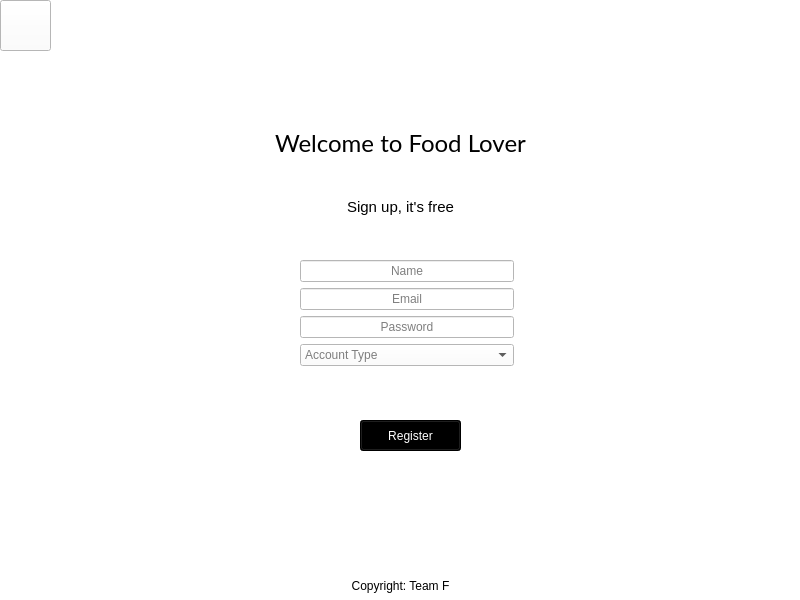
Old version of the form register_window.ui in the repository jonnyjm/Food_Lover_Ultimate.
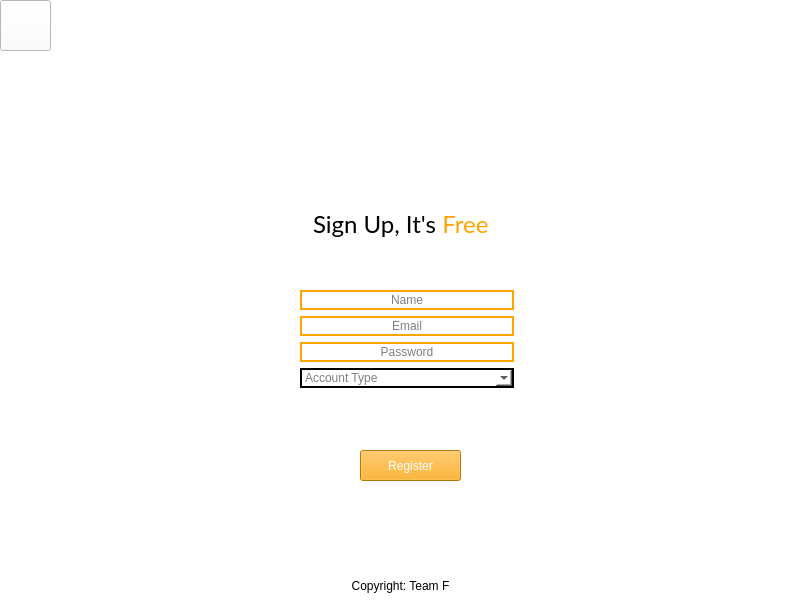
New version of the form. Icons and pictures are not drawn.

Diff of the .ui file:
```diff
--- a/register_window.ui
+++ b/register_window.ui
@@ -30,7 +30,7 @@
       <x>0</x>
       <y>50</y>
       <width>801</width>
-      <height>186</height>
+      <height>230</height>
      </rect>
     </property>
     <layout class="QVBoxLayout" name="verticalLayout">
@@ -57,7 +57,22 @@
       </widget>
      </item>
      <item>
-      <widget class="QLabel" name="label_2">
+      <layout class="QHBoxLayout" name="horizontalLayout">
+       <item>
+        <spacer name="horizontalSpacer">
+         <property name="orientation">
+          <enum>Qt::Horizontal</enum>
+         </property>
+         <property name="sizeHint" stdset="0">
+          <size>
+           <width>40</width>
+           <height>20</height>
+          </size>
+         </property>
+        </spacer>
+       </item>
+       <item>
+        <widget class="QLabel" name="label_7">
        <property name="font">
         <font>
          <family>Lato</family>
@@ -65,7 +80,7 @@
         </font>
        </property>
        <property name="text">
-        <string>Welcome to Food Lover</string>
+          <string>Sign Up, It's</string>
        </property>
        <property name="alignment">
         <set>Qt::AlignCenter</set>
@@ -73,19 +88,43 @@
       </widget>
      </item>
      <item>
-      <widget class="QLabel" name="label_3">
+        <widget class="QLabel" name="label_6">
        <property name="font">
         <font>
-         <pointsize>11</pointsize>
-        </font>
-       </property>
+           <family>Lato</family>
+           <pointsize>18</pointsize>
+          </font>
+         </property>
+         <property name="styleSheet">
+          <string notr="true">QLabel {
+	color: orange;
+}</string>
+         </property>
        <property name="text">
-        <string>Sign up, it's free</string>
+          <string>Free</string>
        </property>
        <property name="alignment">
         <set>Qt::AlignCenter</set>
        </property>
       </widget>
+       </item>
+       <item>
+        <spacer name="horizontalSpacer_2">
+         <property name="orientation">
+          <enum>Qt::Horizontal</enum>
+         </property>
+         <property name="sizeHint" stdset="0">
+          <size>
+           <width>40</width>
+           <height>20</height>
+          </size>
+         </property>
+        </spacer>
+       </item>
+      </layout>
+     </item>
+     <item>
+      <layout class="QVBoxLayout" name="verticalLayout_4"/>
      </item>
     </layout>
    </widget>
@@ -93,7 +132,7 @@
     <property name="geometry">
      <rect>
       <x>300</x>
-      <y>260</y>
+      <y>290</y>
       <width>214</width>
       <height>144</height>
      </rect>
@@ -101,6 +140,9 @@
     <layout class="QVBoxLayout" name="verticalLayout_2">
      <item>
       <widget class="QLineEdit" name="name_reg">
+       <property name="styleSheet">
+        <string notr="true">border: 2px solid orange</string>
+       </property>
        <property name="alignment">
         <set>Qt::AlignCenter</set>
        </property>
@@ -111,6 +153,9 @@
      </item>
      <item>
       <widget class="QLineEdit" name="email_reg">
+       <property name="styleSheet">
+        <string notr="true">border: 2px solid orange</string>
+       </property>
        <property name="text">
         <string/>
        </property>
@@ -124,6 +169,9 @@
      </item>
      <item>
       <widget class="QLineEdit" name="pw_reg">
+       <property name="styleSheet">
+        <string notr="true">border: 2px solid orange</string>
+       </property>
        <property name="alignment">
         <set>Qt::AlignCenter</set>
        </property>
@@ -141,7 +189,7 @@
        </property>
        <property name="styleSheet">
         <string notr="true">color: black;
-background-color: white;</string>
+background-color: white; border: 2px solid </string>
        </property>
        <property name="editable">
         <bool>false</bool>
@@ -188,14 +236,20 @@
     <property name="geometry">
      <rect>
       <x>360</x>
-      <y>420</y>
+      <y>450</y>
       <width>101</width>
       <height>31</height>
      </rect>
     </property>
     <property name="styleSheet">
-     <string notr="true">color: white;
-background-color: black;</string>
+     <string notr="true">QPushButton {
+	background-color: orange;
+	color: white
+}
+
+QPushButtonHover {
+	background-color: rgb(57, 57, 57);
+}</string>
     </property>
     <property name="text">
      <string>Register</string>
```
Left out of the diff: 5 changed lines with no effect on the pictures. Lines whose indentation alone changed are shown as unchanged.
